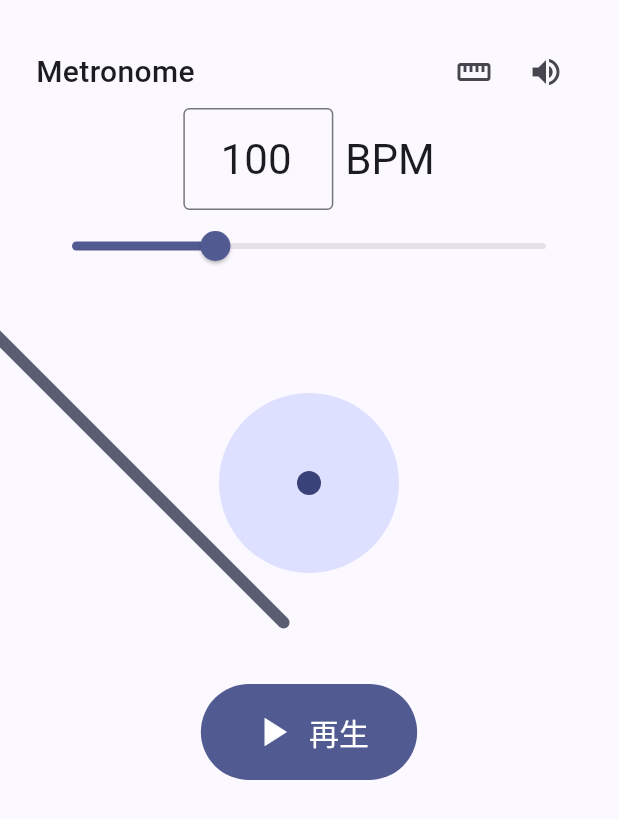
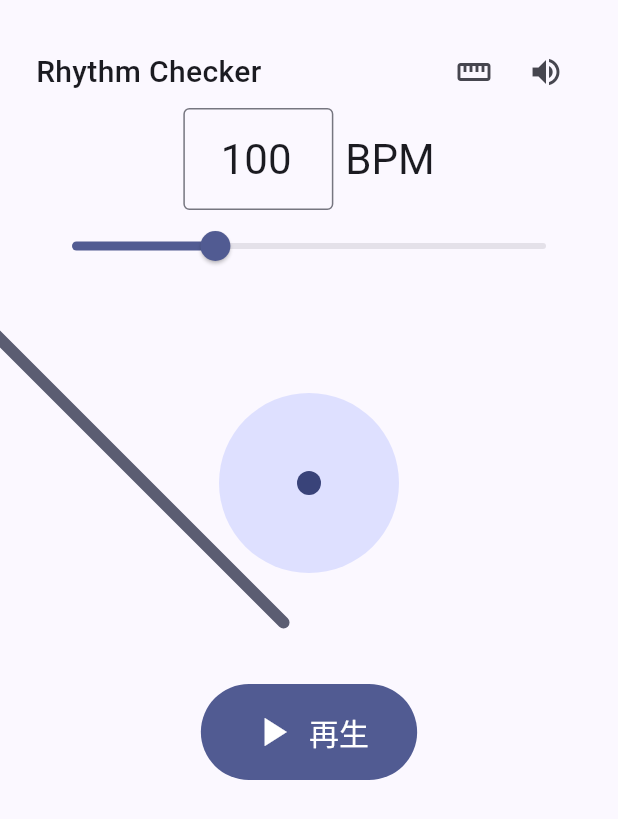
Before and after one commit to pek0hara/Rhythm-Trainer, a Flutter app: the screen it shows after launch, on a phone screen of 412 x 824 dp. Shown: the top 819 px of the screen. Run offline on Flutter 3.47's test engine with Material 3 defaults, Android fonts, the phone set to English and light mode, and no system bars.

Commit message:
feat: rename app to Rhythm Checker
Co-Authored-By: Claude Sonnet 4.6 <noreply@anthropic.com>

```diff
--- a/lib/main.dart
+++ b/lib/main.dart
@@ -18,7 +18,7 @@ class MetronomeApp extends StatelessWidget {
   @override
   Widget build(BuildContext context) {
     return MaterialApp(
-      title: 'Metronome',
+      title: 'Rhythm Checker',
       debugShowCheckedModeBanner: false,
       theme: ThemeData(
         colorScheme: ColorScheme.fromSeed(seedColor: Colors.indigo),
@@ -64,9 +64,10 @@ class _MetronomePageState extends State<MetronomePage>
 
   int _tapCount = 0;
   DateTime? _lastTapTime;
-  final ValueNotifier<({bool isWarmingUp, double? deviation})> _deviationState =
-      ValueNotifier((isWarmingUp: false, deviation: null));
-  final List<double> _tapDeviationLog = [];
+  final ValueNotifier<({bool isWarmingUp, double? deviation, int? deviationMs})>
+      _deviationState =
+      ValueNotifier((isWarmingUp: false, deviation: null, deviationMs: null));
+  final List<({double bpm, int ms})> _tapDeviationLog = [];
 
   @override
   void initState() {
@@ -171,7 +172,7 @@ class _MetronomePageState extends State<MetronomePage>
   }
 
   void _start() {
-    _deviationState.value = (isWarmingUp: false, deviation: null);
+    _deviationState.value = (isWarmingUp: false, deviation: null, deviationMs: null);
     setState(() {
       _isPlaying = true;
       _tapCount = 0;
@@ -216,15 +217,20 @@ class _MetronomePageState extends State<MetronomePage>
       // 初回タップ: メトロノーム同期 + 基準時刻記録 + 即座に測定中表示
       _restartMetronome();
       _lastTapTime = now;
-      _deviationState.value = (isWarmingUp: true, deviation: null);
+      _deviationState.value = (isWarmingUp: true, deviation: null, deviationMs: null);
     } else if (_lastTapTime != null) {
       final int intervalMs = now.difference(_lastTapTime!).inMilliseconds;
       final double tappedBpm = 60000.0 / intervalMs;
       final double deviation = tappedBpm - _bpm;
+      final int deviationMs = intervalMs - _beatDuration.inMilliseconds;
       final int measurementIndex = _tapCount - 1;
       if (measurementIndex >= _warmupMeasurements) {
-        _tapDeviationLog.add(deviation);
-        _deviationState.value = (isWarmingUp: false, deviation: deviation);
+        _tapDeviationLog.add((bpm: deviation, ms: deviationMs));
+        _deviationState.value = (
+          isWarmingUp: false,
+          deviation: deviation,
+          deviationMs: deviationMs,
+        );
       }
       _lastTapTime = now;
     }
@@ -257,11 +263,11 @@ class _MetronomePageState extends State<MetronomePage>
   }
 
   void _showTapLogDialog(BuildContext context) {
-    final List<double> log = _tapDeviationLog;
+    final List<({double bpm, int ms})> log = _tapDeviationLog;
     final int total = log.length;
-    final int nGreen = log.where((double d) => d.abs() < 2).length;
+    final int nGreen = log.where((e) => e.bpm.abs() < 2).length;
     final int nOrange =
-        log.where((double d) => d.abs() >= 2 && d.abs() < 5).length;
+        log.where((e) => e.bpm.abs() >= 2 && e.bpm.abs() < 5).length;
     final int nRed = total - nGreen - nOrange;
     String pct(int n) => '${(n / total * 100).round()}%';
 
@@ -335,7 +341,8 @@ class _MetronomePageState extends State<MetronomePage>
                     itemCount: log.length,
                     separatorBuilder: (_, __) => const SizedBox(height: 4),
                     itemBuilder: (_, int i) {
-                      final double d = log[i];
+                      final double d = log[i].bpm;
+                      final int ms = log[i].ms;
                       final Color c = devColor(d);
                       return Padding(
                         padding: const EdgeInsets.only(right: 16),
@@ -343,7 +350,7 @@ class _MetronomePageState extends State<MetronomePage>
                           children: <Widget>[
                             Container(
                               width: 4,
-                              height: 32,
+                              height: 36,
                               decoration: BoxDecoration(
                                 color: c,
                                 borderRadius: BorderRadius.circular(2),
@@ -354,12 +361,21 @@ class _MetronomePageState extends State<MetronomePage>
                                 style: tt.bodyMedium
                                     ?.copyWith(color: cs.onSurfaceVariant)),
                             const Spacer(),
+                            Column(
+                              crossAxisAlignment: CrossAxisAlignment.end,
+                              children: <Widget>[
                                 Text(
                                   '${d >= 0 ? '+' : ''}${d.toStringAsFixed(1)} BPM',
                                   style: tt.bodyLarge?.copyWith(
                                     color: c,
                                     fontWeight: FontWeight.w600,
                                   ),
+                                ),
+                                Text(
+                                  '${ms >= 0 ? '+' : ''}${ms}ms',
+                                  style: tt.bodySmall?.copyWith(color: c),
+                                ),
+                              ],
                             ),
                           ],
                         ),
@@ -401,7 +417,7 @@ class _MetronomePageState extends State<MetronomePage>
                   children: <Widget>[
                     const Expanded(
                       child: Text(
-                        'Metronome',
+                        'Rhythm Checker',
                         style: TextStyle(fontSize: 20, fontWeight: FontWeight.w500),
                       ),
                     ),
@@ -603,7 +619,7 @@ class _MetronomePageState extends State<MetronomePage>
                 ValueListenableBuilder(
                   valueListenable: _deviationState,
                   builder: (BuildContext context,
-                      ({bool isWarmingUp, double? deviation}) state, _) {
+                      ({bool isWarmingUp, double? deviation, int? deviationMs}) state, _) {
                     if (!_isPlaying) return const SizedBox.shrink();
                     if (state.isWarmingUp) {
                       return Text(
@@ -614,16 +630,24 @@ class _MetronomePageState extends State<MetronomePage>
                       );
                     }
                     final double? d = state.deviation;
-                    if (d == null) return const SizedBox.shrink();
-                    return Text(
-                      '${d >= 0 ? '+' : ''}${d.toStringAsFixed(1)} BPM',
-                      style: Theme.of(context).textTheme.titleLarge?.copyWith(
-                            color: d.abs() < 2
+                    final int? ms = state.deviationMs;
+                    if (d == null || ms == null) return const SizedBox.shrink();
+                    final Color c = d.abs() < 2
                         ? Colors.green
                         : d.abs() < 5
                             ? Colors.orange
-                                    : Colors.red,
+                            : Colors.red;
+                    return Column(
+                      children: <Widget>[
+                        Text(
+                          '${d >= 0 ? '+' : ''}${d.toStringAsFixed(1)} BPM',
+                          style: Theme.of(context).textTheme.titleLarge?.copyWith(color: c),
                         ),
+                        Text(
+                          '${ms >= 0 ? '+' : ''}${ms}ms',
+                          style: Theme.of(context).textTheme.bodyMedium?.copyWith(color: c),
+                        ),
+                      ],
                     );
                   },
                 ),
```
Lines whose indentation alone changed are shown as unchanged.
